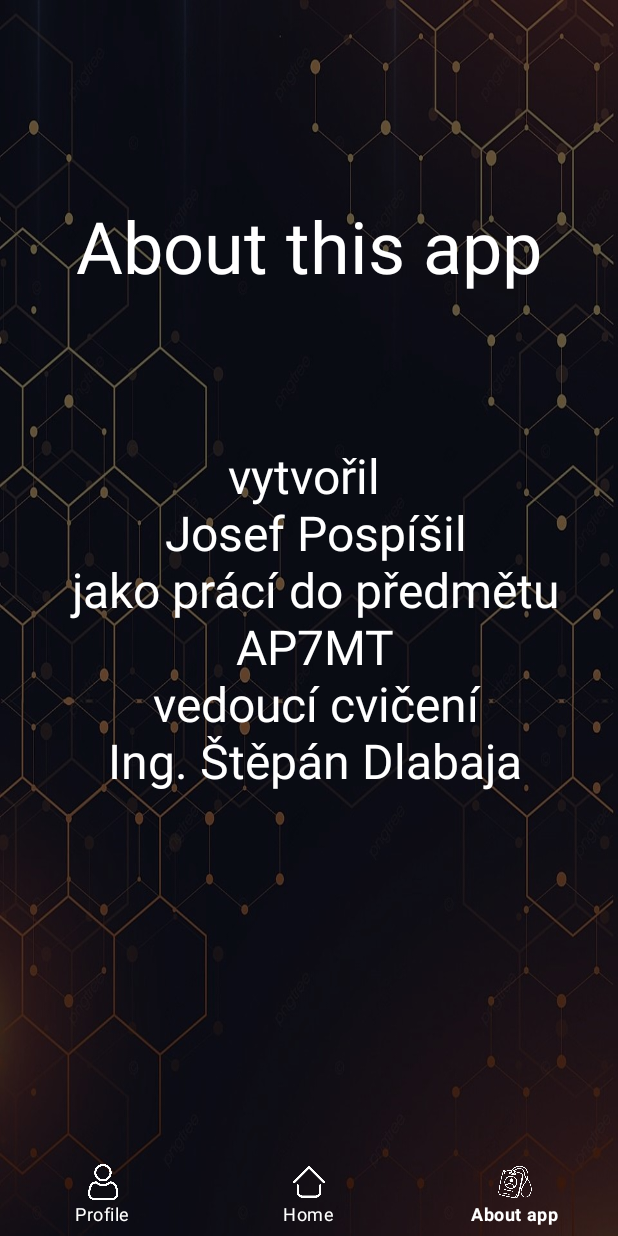
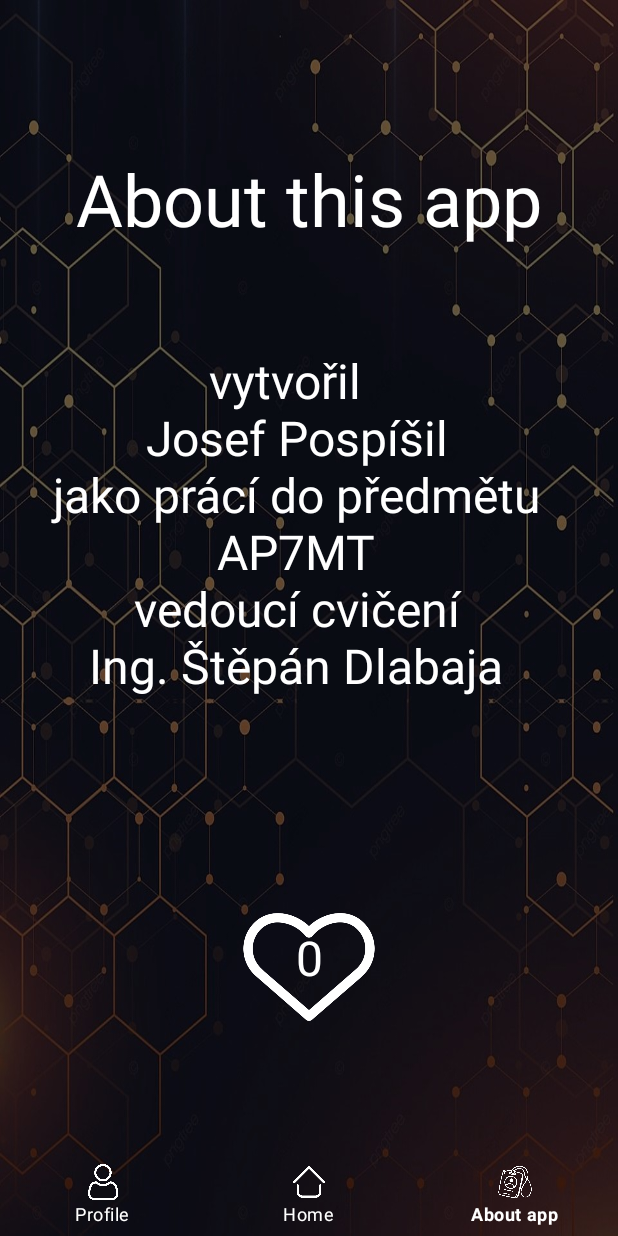
Before and after one commit to PospisilJ/MegaCompApp, an Android app: the AboutAppFragment screen opened through its navigation route, on a phone screen of 412 x 824 dp. Run offline under Robolectric (Android 15) with nearby library versions, the phone set to English and light mode, and no system bars; our stand-ins replace navigation-ui.

Commit message:
Adding heart with counter
on about app screen added heart with counter showing how many times was heart pushed

```diff
--- a/app/src/main/java/com/utb/megacompapp/ui/about_app/AboutAppFragment.kt
+++ b/app/src/main/java/com/utb/megacompapp/ui/about_app/AboutAppFragment.kt
@@ -4,34 +4,36 @@ import android.os.Bundle
 import android.view.LayoutInflater
 import android.view.View
 import android.view.ViewGroup
+import android.widget.ImageButton
 import android.widget.TextView
 import androidx.fragment.app.Fragment
-import androidx.lifecycle.ViewModelProvider
+import com.utb.megacompapp.R
 import com.utb.megacompapp.databinding.FragmentAboutAppBinding
 
 class AboutAppFragment : Fragment() {
 
     private var _binding: FragmentAboutAppBinding? = null
+    private val binding get() = _binding!!
 
-    // This property is only valid between onCreateView and
-    // onDestroyView.
-    private val binding get() = _binding!!
+    private lateinit var heartButton: ImageButton
+    private lateinit var heartCount: TextView
 
     override fun onCreateView(
         inflater: LayoutInflater,
         container: ViewGroup?,
         savedInstanceState: Bundle?
     ): View {
-        val aboutAppViewModel =
-            ViewModelProvider(this).get(AboutAppViewModel::class.java)
-
         _binding = FragmentAboutAppBinding.inflate(inflater, container, false)
         val root: View = binding.root
 
-//        val textView: TextView = binding.textNotifications
-//        aboutAppViewModel.text.observe(viewLifecycleOwner) {
-//            textView.text = it
-//        }
+
+        heartButton = root.findViewById(R.id.imageButtonHerat)
+        heartCount = root.findViewById(R.id.textViewHeartCounter)
+
+        heartButton.setOnClickListener {
+            incrementHeartCount()
+        }
+
         return root
     }
 
@@ -39,4 +41,11 @@ class AboutAppFragment : Fragment() {
         super.onDestroyView()
         _binding = null
     }
+
+    private fun incrementHeartCount() {
+        val currentCount = heartCount.text.toString().toInt()
+        val newCount = currentCount + 1
+
+        heartCount.text = newCount.toString()
+    }
 }
--- a/app/src/main/java/com/utb/megacompapp/ui/about_app/AboutAppViewModel.kt
+++ b/app/src/main/java/com/utb/megacompapp/ui/about_app/AboutAppViewModel.kt
@@ -7,7 +7,7 @@ import androidx.lifecycle.ViewModel
 class AboutAppViewModel : ViewModel() {
 
     private val _text = MutableLiveData<String>().apply {
-        value = "This is about app Fragment"
+        value = ""
     }
     val text: LiveData<String> = _text
 }
--- a/app/src/main/res/layout/fragment_about_app.xml
+++ b/app/src/main/res/layout/fragment_about_app.xml
@@ -13,8 +13,8 @@
         android:layout_height="wrap_content"
         android:layout_marginTop="32dp"
         android:text="@string/about_this_app"
+        android:textColor="@color/white"
         android:textSize="48dp"
-        android:textColor="@color/white"
         app:layout_constraintBottom_toTopOf="@+id/textViewAboutAppText"
         app:layout_constraintEnd_toEndOf="parent"
         app:layout_constraintStart_toStartOf="parent"
@@ -24,12 +24,40 @@
         android:id="@+id/textViewAboutAppText"
         android:layout_width="wrap_content"
         android:layout_height="wrap_content"
+        android:layout_marginTop="232dp"
         android:text="@string/AboutAppText"
+        android:textAlignment="center"
         android:textColor="@color/white"
         android:textSize="32dp"
-        android:textAlignment="center"
+        app:layout_constraintEnd_toEndOf="parent"
+        app:layout_constraintHorizontal_bias="0.342"
+        app:layout_constraintStart_toStartOf="parent"
+        app:layout_constraintTop_toTopOf="parent" />
+
+
+    <ImageButton
+        android:id="@+id/imageButtonHerat"
+        android:layout_width="100dp"
+        android:layout_height="100dp"
+        android:background="@android:color/transparent"
+        android:scaleType="fitXY"
+
+        android:src="@drawable/icon_heart"
         app:layout_constraintBottom_toBottomOf="parent"
         app:layout_constraintEnd_toEndOf="parent"
         app:layout_constraintStart_toStartOf="parent"
-        app:layout_constraintTop_toTopOf="parent" />
+        app:layout_constraintTop_toBottomOf="@+id/textViewAboutAppText" />
+
+    <TextView
+        android:id="@+id/textViewHeartCounter"
+        android:layout_width="74dp"
+        android:layout_height="56dp"
+        android:text="0"
+        android:textAlignment="center"
+        android:textColor="@color/white"
+        android:textSize="32dp"
+        app:layout_constraintBottom_toBottomOf="@+id/imageButtonHerat"
+        app:layout_constraintEnd_toEndOf="@+id/imageButtonHerat"
+        app:layout_constraintStart_toStartOf="@+id/imageButtonHerat"
+        app:layout_constraintTop_toTopOf="@+id/imageButtonHerat" />
 </androidx.constraintlayout.widget.ConstraintLayout>
```
Also changed, not shown: app/src/main/res/drawable/icon_heart.png (added), app/src/main/res/drawable/icon_heart_fill.png (added).
